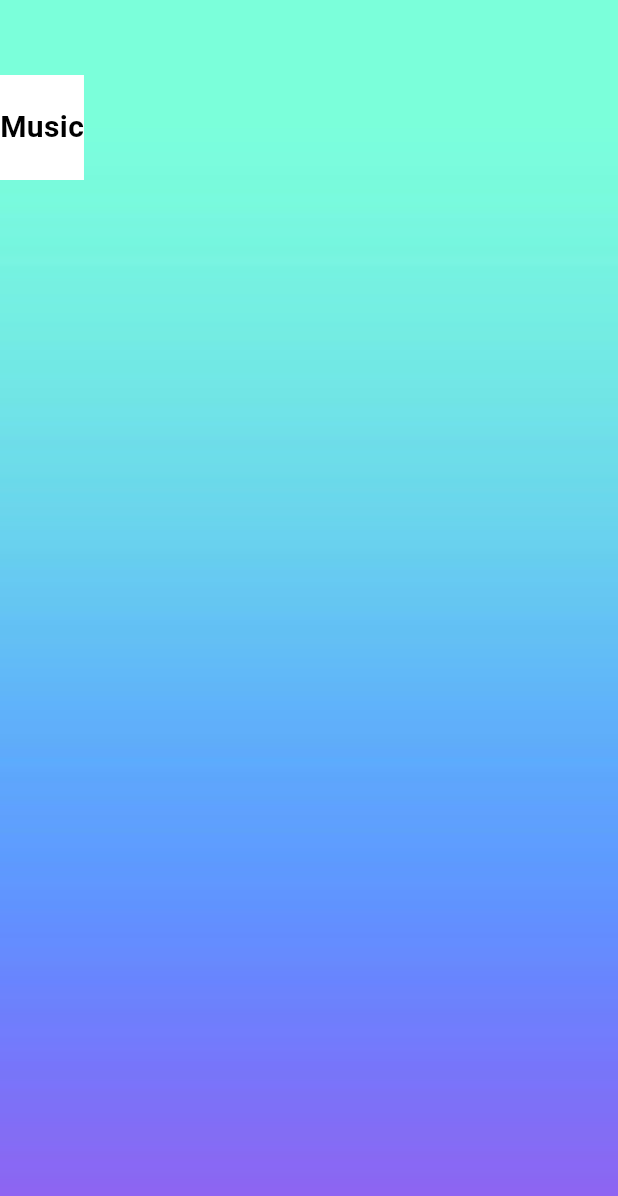
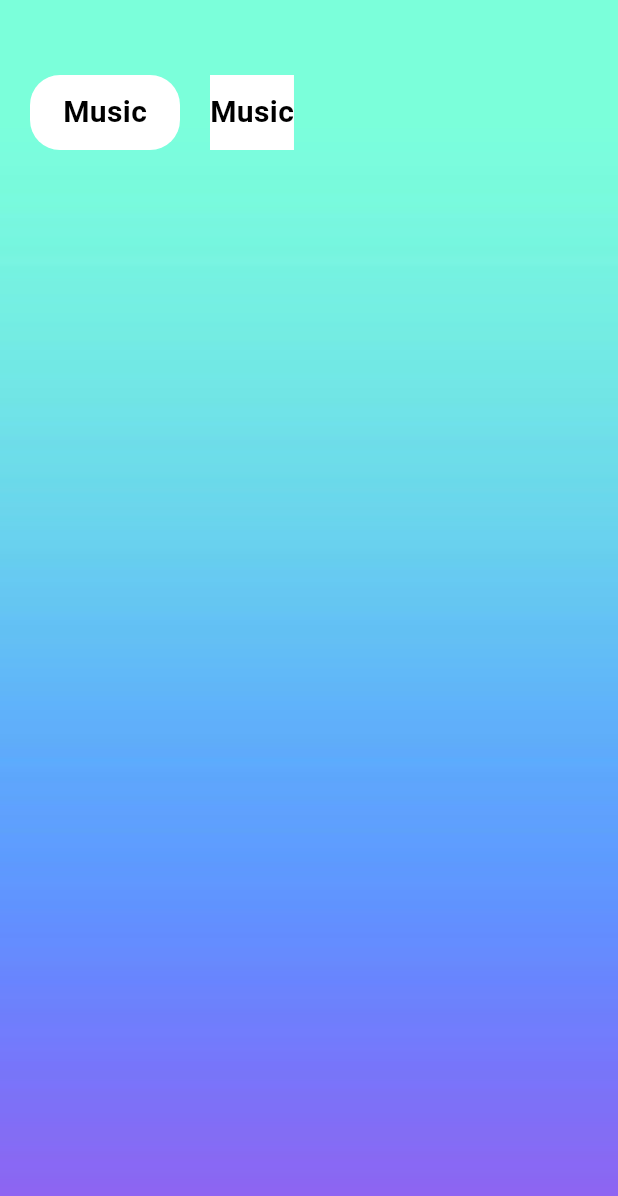
Before and after one commit to Hirun4/Quiz-app-flutter, a Flutter app: the screen it shows after launch, on a phone screen of 412 x 824 dp. Shown: the top 1196 px of the screen. Run offline on Flutter 3.47's test engine with Material 3 defaults, Android fonts, the phone set to English and light mode, and no system bars.

Commit message:
ui changes

```diff
--- a/lib/pages/home.dart
+++ b/lib/pages/home.dart
@@ -23,14 +23,30 @@ class _HomeState extends State<Home> {
               ),
             ),
             Container(
-              margin: EdgeInsets.only(top: 50.0),
+              margin: EdgeInsets.only(top: 50.0, left: 20.0),
               child: Column(
                 children: [
                   Container(
-                    height: 70,
+                    height: 50,
                     child: ListView(
                       scrollDirection: Axis.horizontal,
                       children: [
+                        Container(
+                          width: 100.0,
+                          margin: EdgeInsets.only(right: 20.0),
+                          decoration: BoxDecoration(
+                              color: Colors.white,
+                              borderRadius: BorderRadius.circular(20)),
+                          child: Center(
+                            child: Text(
+                              "Music",
+                              style: TextStyle(
+                                  color: Colors.black,
+                                  fontSize: 20.0,
+                                  fontWeight: FontWeight.bold),
+                            ),
+                          ),
+                        ),
                         Container(
                           decoration: BoxDecoration(color: Colors.white),
                           child: Center(
@@ -42,10 +58,10 @@ class _HomeState extends State<Home> {
                                   fontWeight: FontWeight.bold),
                             ),
                           ),
-                        )
+                        ),
                       ],
                     ),
-                  )
+                  ),
                 ],
               ),
             )
```
